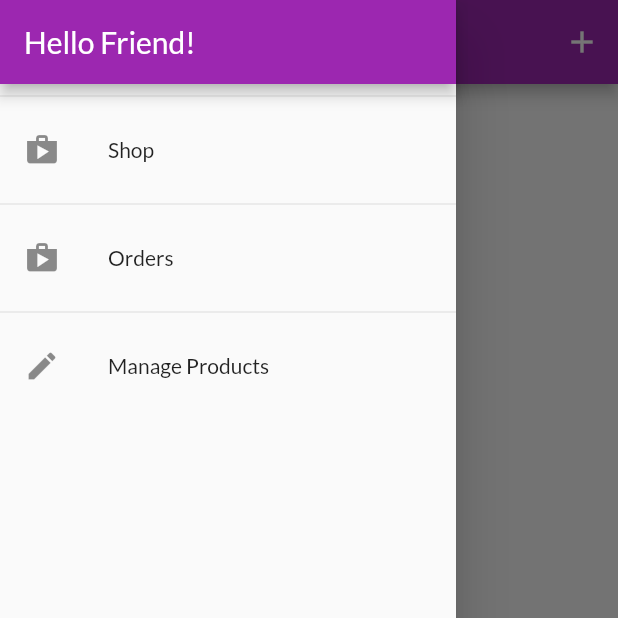
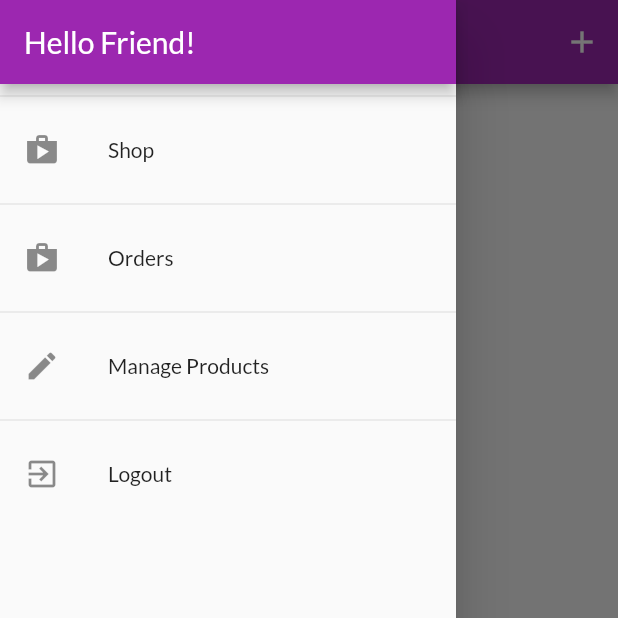
Before and after one commit to KishoreSohanda/ShopMart_app, a Flutter app: the UserProductsScreen screen opened by its route, with the side drawer open, on a phone screen of 412 x 824 dp, the top half of it. Run offline on Flutter 3.47's test engine with Material 2 defaults, Android fonts, the phone set to English and light mode, and no system bars; our stand-ins replace shared_preferences; accounts and stored records are empty; network calls fail.

Commit message:
all the requests and responses are now attached to a particular user by using userId from firebase server.

```diff
--- a/lib/providers/orders.dart
+++ b/lib/providers/orders.dart
@@ -19,6 +19,10 @@ class OrderItem {
 
 class Orders with ChangeNotifier {
   List<OrderItem> _orders = [];
+  final String? authToken;
+  final String? userId;
+
+  Orders(this.authToken, this.userId, this._orders);
 
   List<OrderItem> get orders {
     return [..._orders];
@@ -26,10 +30,10 @@ class Orders with ChangeNotifier {
 
   Future<void> fetchAndSetOrders() async {
     final url = Uri.parse(
-        'https://flutter-apps-4178b-default-rtdb.firebaseio.com/orders.json');
+        'https://flutter-apps-4178b-default-rtdb.firebaseio.com/orders/$userId.json?auth=$authToken');
     final response = await http.get(url);
     final List<OrderItem> loadedOrders = [];
-    final extractedData = json.decode(response.body) as Map<String, dynamic>;
+    final extractedData = json.decode(response.body);
     if (json.decode(response.body) == null) {
       return;
     }
@@ -53,8 +57,9 @@ class Orders with ChangeNotifier {
 
   Future<void> addOrder(List<CartItem> cartProducts, double total) async {
     final url = Uri.parse(
-        'https://flutter-apps-4178b-default-rtdb.firebaseio.com/orders.json');
+        'https://flutter-apps-4178b-default-rtdb.firebaseio.com/orders/$userId.json?auth=$authToken');
     final timeStamp = DateTime.now();
+
     final response = await http.post(url,
         body: json.encode({
           'amount': total,
--- a/lib/screens/auth_screen.dart
+++ b/lib/screens/auth_screen.dart
@@ -155,6 +155,7 @@ class _AuthCardState extends State<AuthCard> {
       }
       _showErrorDialog(errorMessage);
     } catch (error) {
+      // print(error);
       const errorMessage =
           'Could not authenticate you. Please try again later!';
       _showErrorDialog(errorMessage);
--- a/lib/screens/user_products_screen.dart
+++ b/lib/screens/user_products_screen.dart
@@ -11,12 +11,13 @@ class UserProductsScreen extends StatelessWidget {
   const UserProductsScreen({super.key});
 
   Future<void> _refreshProducts(BuildContext context) async {
-    await Provider.of<Products>(context, listen: false).fetchAndSetProduct();
+    await Provider.of<Products>(context, listen: false)
+        .fetchAndSetProduct(true);
   }
 
   @override
   Widget build(BuildContext context) {
-    final productsData = Provider.of<Products>(context);
+    // final productsData = Provider.of<Products>(context);
     return Scaffold(
       drawer: const AppDrawer(),
       appBar: AppBar(
@@ -29,10 +30,16 @@ class UserProductsScreen extends StatelessWidget {
               icon: const Icon(Icons.add)),
         ],
       ),
-      body: RefreshIndicator(
+      body: FutureBuilder(
+          future: _refreshProducts(context),
+          builder: (context, snapshot) {
+            return snapshot.connectionState == ConnectionState.waiting
+                ? const Center(child: CircularProgressIndicator())
+                : RefreshIndicator(
                     color: Theme.of(context).colorScheme.secondary,
                     onRefresh: () => _refreshProducts(context),
-        child: Padding(
+                    child: Consumer<Products>(
+                      builder: (ctx, productsData, _) => Padding(
                         padding: const EdgeInsets.all(8),
                         child: ListView.builder(
                           itemBuilder: (_, i) => Column(
@@ -50,5 +57,7 @@ class UserProductsScreen extends StatelessWidget {
                       ),
                     ),
                   );
+          }),
+    );
   }
 }
--- a/lib/widgets/app_drawer.dart
+++ b/lib/widgets/app_drawer.dart
@@ -1,7 +1,9 @@
 import 'package:flutter/material.dart';
+import 'package:provider/provider.dart';
 
 import '../screens/user_products_screen.dart';
 import '../screens/orders_screen.dart';
+import '../providers/auth.dart';
 
 class AppDrawer extends StatelessWidget {
   const AppDrawer({super.key});
@@ -40,6 +42,16 @@ class AppDrawer extends StatelessWidget {
                 .pushReplacementNamed(UserProductsScreen.routeName);
           },
         ),
+        const Divider(),
+        ListTile(
+          leading: const Icon(Icons.exit_to_app),
+          title: const Text('Logout'),
+          onTap: () {
+            Navigator.of(context).pop();
+            Navigator.of(context).pushReplacementNamed('/');
+            Provider.of<Auth>(context, listen: false).logOut();
+          },
+        ),
       ],
     ));
   }
--- a/lib/widgets/products_item.dart
+++ b/lib/widgets/products_item.dart
@@ -3,6 +3,7 @@ import 'package:provider/provider.dart';
 
 import '../providers/cart.dart';
 import '../providers/product.dart';
+import '../providers/auth.dart';
 import '../screens/product_detail_screen.dart';
 
 class ProductsItem extends StatelessWidget {
@@ -12,6 +13,7 @@ class ProductsItem extends StatelessWidget {
   Widget build(BuildContext context) {
     final product = Provider.of<Product>(context, listen: true);
     final cart = Provider.of<Cart>(context, listen: false);
+    final authData = Provider.of<Auth>(context, listen: false);
     return ClipRRect(
       borderRadius: BorderRadius.circular(10),
       child: GridTile(
@@ -21,7 +23,8 @@ class ProductsItem extends StatelessWidget {
           leading: Consumer<Product>(
             builder: (ctx, product, child) => IconButton(
                 onPressed: () {
-                  product.toggleFavoriteStatus();
+                  product.toggleFavoriteStatus(
+                      authData.token!, authData.userId!);
                 },
                 icon: product.isFavorite
                     ? const Icon(Icons.favorite)
--- a/pubspec.yaml
+++ b/pubspec.yaml
@@ -32,6 +32,9 @@ dependencies:
     sdk: flutter
   provider: ^6.1.1
   intl: ^0.19.0
+  shared_preferences: ^2.2.2
+  # shared_preferences_android: ^2.2.1
+  # shared_preferences_foundation: ^2.3.5
 
 
   # The following adds the Cupertino Icons font to your application.
```
Also changed, not shown: lib/main.dart (+18 -4 lines), lib/providers/auth.dart (+56 -0 lines), lib/providers/product.dart (+3 -4 lines), lib/providers/products.dart (+17 -9 lines), lib/screens/orders_screen.dart (+9 -4 lines), lib/screens/splash_screen.dart (added, +14 -0 lines), pubspec.lock, 1 other file. Lines whose indentation alone changed are shown as unchanged.
